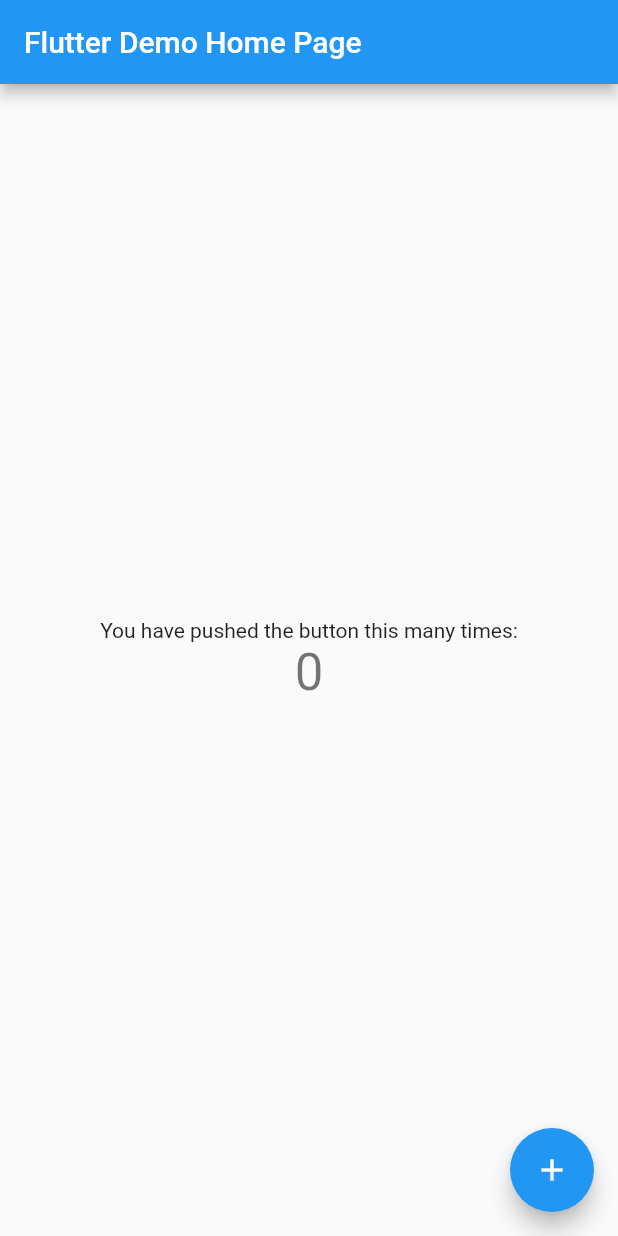
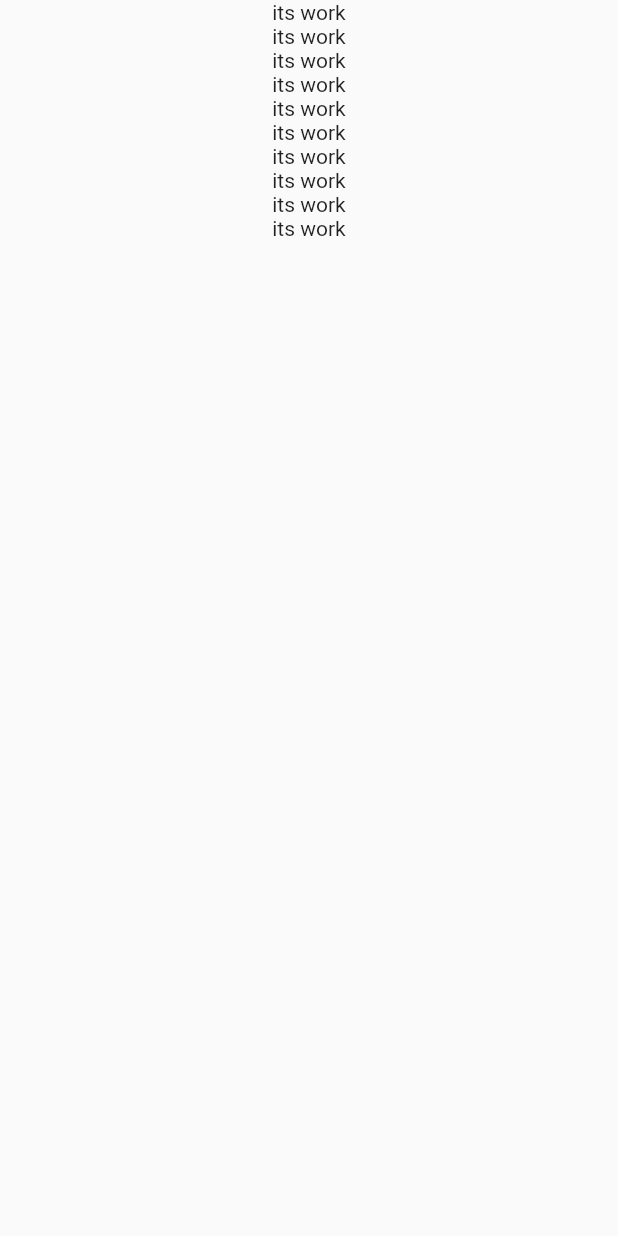
Before and after one commit to khoir-roni/flutter_chat_app, a Flutter app: the screen it shows after launch, on a phone screen of 412 x 824 dp. Run offline on Flutter 3.47's test engine with Material 2 defaults, Android fonts, the phone set to English and light mode, and no system bars.

Commit message:
creating new app

```diff
--- a/lib/main.dart
+++ b/lib/main.dart
@@ -1,11 +1,12 @@
 import 'package:flutter/material.dart';
+import './screens/chat_screen.dart';
 
 void main() {
   runApp(const MyApp());
 }
 
 class MyApp extends StatelessWidget {
-  const MyApp({Key? key}) : super(key: key);
+  const MyApp({Key key}) : super(key: key);
 
   // This widget is the root of your application.
   @override
@@ -13,103 +14,10 @@ class MyApp extends StatelessWidget {
     return MaterialApp(
       title: 'Flutter Demo',
       theme: ThemeData(
-        // This is the theme of your application.
-        //
-        // Try running your application with "flutter run". You'll see the
-        // application has a blue toolbar. Then, without quitting the app, try
-        // changing the primarySwatch below to Colors.green and then invoke
-        // "hot reload" (press "r" in the console where you ran "flutter run",
-        // or simply save your changes to "hot reload" in a Flutter IDE).
-        // Notice that the counter didn't reset back to zero; the application
-        // is not restarted.
+
         primarySwatch: Colors.blue,
       ),
-      home: const MyHomePage(title: 'Flutter Demo Home Page'),
+      home:  ChatScreen(),
     );
   }
 }
-
-class MyHomePage extends StatefulWidget {
-  const MyHomePage({Key? key, required this.title}) : super(key: key);
-
-  // This widget is the home page of your application. It is stateful, meaning
-  // that it has a State object (defined below) that contains fields that affect
-  // how it looks.
-
-  // This class is the configuration for the state. It holds the values (in this
-  // case the title) provided by the parent (in this case the App widget) and
-  // used by the build method of the State. Fields in a Widget subclass are
-  // always marked "final".
-
-  final String title;
-
-  @override
-  State<MyHomePage> createState() => _MyHomePageState();
-}
-
-class _MyHomePageState extends State<MyHomePage> {
-  int _counter = 0;
-
-  void _incrementCounter() {
-    setState(() {
-      // This call to setState tells the Flutter framework that something has
-      // changed in this State, which causes it to rerun the build method below
-      // so that the display can reflect the updated values. If we changed
-      // _counter without calling setState(), then the build method would not be
-      // called again, and so nothing would appear to happen.
-      _counter++;
-    });
-  }
-
-  @override
-  Widget build(BuildContext context) {
-    // This method is rerun every time setState is called, for instance as done
-    // by the _incrementCounter method above.
-    //
-    // The Flutter framework has been optimized to make rerunning build methods
-    // fast, so that you can just rebuild anything that needs updating rather
-    // than having to individually change instances of widgets.
-    return Scaffold(
-      appBar: AppBar(
-        // Here we take the value from the MyHomePage object that was created by
-        // the App.build method, and use it to set our appbar title.
-        title: Text(widget.title),
-      ),
-      body: Center(
-        // Center is a layout widget. It takes a single child and positions it
-        // in the middle of the parent.
-        child: Column(
-          // Column is also a layout widget. It takes a list of children and
-          // arranges them vertically. By default, it sizes itself to fit its
-          // children horizontally, and tries to be as tall as its parent.
-          //
-          // Invoke "debug painting" (press "p" in the console, choose the
-          // "Toggle Debug Paint" action from the Flutter Inspector in Android
-          // Studio, or the "Toggle Debug Paint" command in Visual Studio Code)
-          // to see the wireframe for each widget.
-          //
-          // Column has various properties to control how it sizes itself and
-          // how it positions its children. Here we use mainAxisAlignment to
-          // center the children vertically; the main axis here is the vertical
-          // axis because Columns are vertical (the cross axis would be
-          // horizontal).
-          mainAxisAlignment: MainAxisAlignment.center,
-          children: <Widget>[
-            const Text(
-              'You have pushed the button this many times:',
-            ),
-            Text(
-              '$_counter',
-              style: Theme.of(context).textTheme.headline4,
-            ),
-          ],
-        ),
-      ),
-      floatingActionButton: FloatingActionButton(
-        onPressed: _incrementCounter,
-        tooltip: 'Increment',
-        child: const Icon(Icons.add),
-      ), // This trailing comma makes auto-formatting nicer for build methods.
-    );
-  }
-}
--- /dev/null
+++ b/lib/screens/chat_screen.dart
@@ -0,0 +1,20 @@
+import 'package:flutter/material.dart';
+
+class ChatScreen extends StatelessWidget {
+  const ChatScreen({Key key}) : super(key: key);
+
+  @override
+  Widget build(BuildContext context) {
+    return Scaffold(
+      body: ListView.builder(
+        itemCount: 10,
+        itemBuilder: (BuildContext context, int index) {
+          return Text(
+            'its work',
+            textAlign: TextAlign.center,
+          );
+        },
+      ),
+    );
+  }
+}
--- a/pubspec.yaml
+++ b/pubspec.yaml
@@ -18,7 +18,7 @@ publish_to: 'none' # Remove this line if you wish to publish to pub.dev
 version: 1.0.0+1
 
 environment:
-  sdk: ">=2.17.5 <3.0.0"
+  sdk: '>=2.11.0 <3.0.0'
 
 # Dependencies specify other packages that your package needs in order to work.
 # To automatically upgrade your package dependencies to the latest versions
```
Also changed, not shown: lib/screens/auth_screen.dart (added), pubspec.lock.
